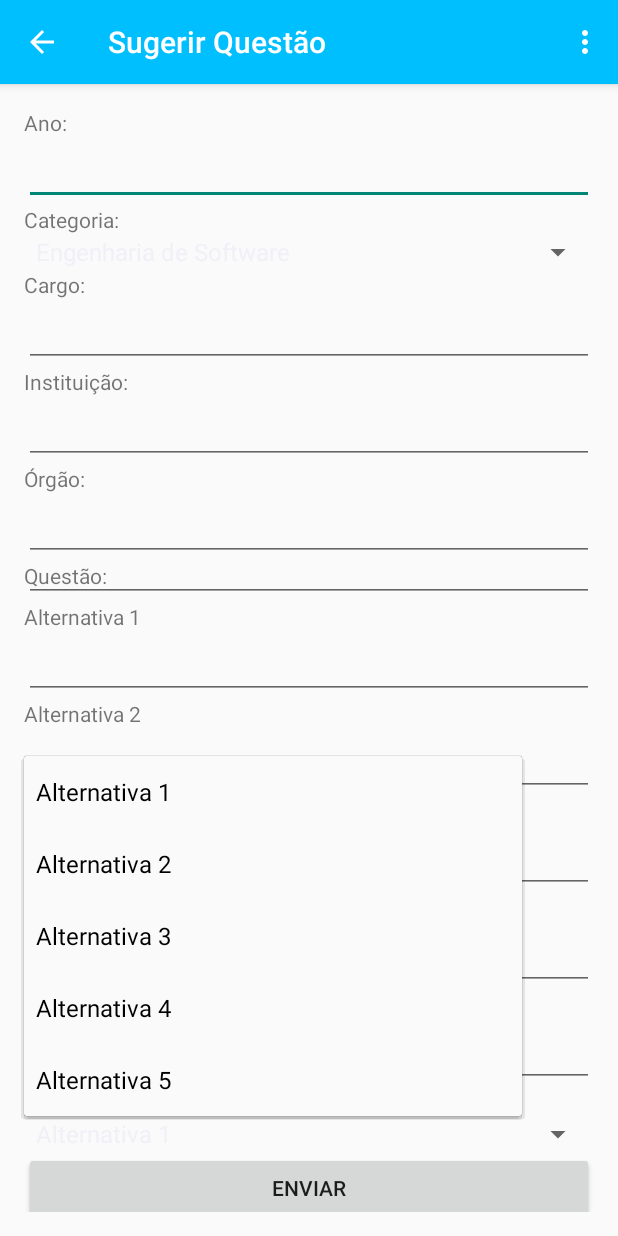
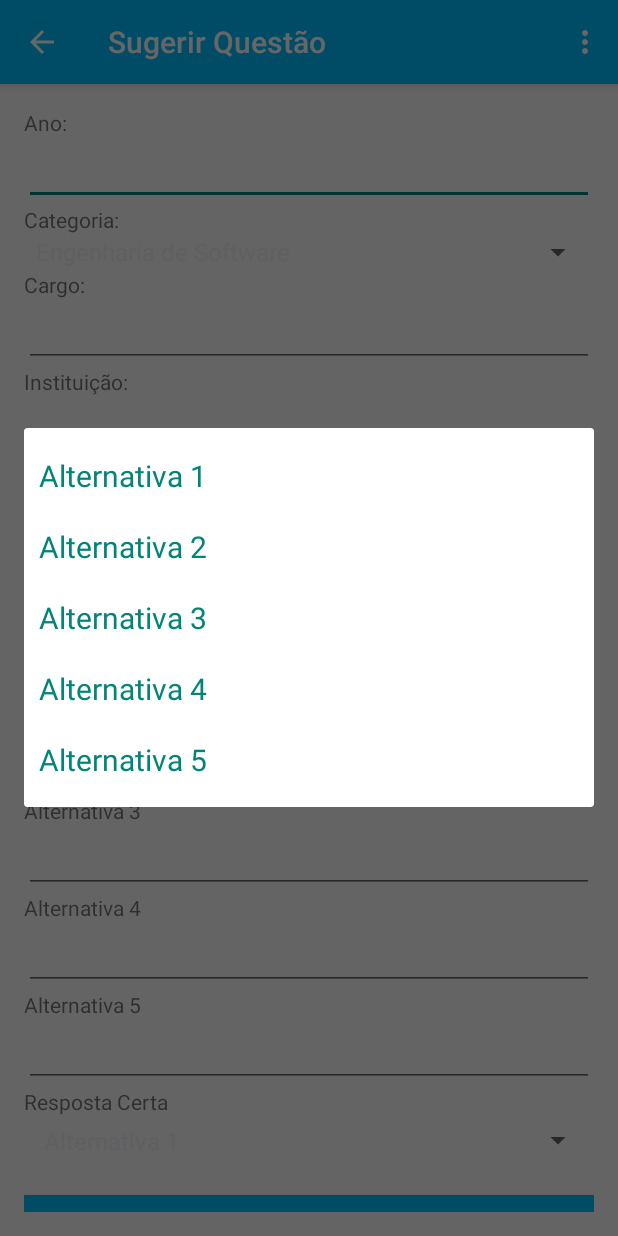
Before and after one commit to luizjl/quizz, an Android app: the EnviarQuestaoActivity screen opened directly, with no data from a screen before it, after a tap on "Alternativa 1", on a phone screen of 412 x 824 dp. Run offline under Robolectric (Android 15) with nearby library versions, the phone set to English and light mode, and no system bars; libraries missing offline, so code that uses them is left out: de.keyboardsurfer.android.

Commit message:
Ajustes Enviar Questão e ProgressDialgo das Categorias.

```diff
--- a/app/src/main/java/ria/especializacao/inf/br/quiz/EnviarQuestaoActivity.java
+++ b/app/src/main/java/ria/especializacao/inf/br/quiz/EnviarQuestaoActivity.java
@@ -92,12 +92,12 @@ public class EnviarQuestaoActivity extends ActionBarActivity {
 
             Spinner spinner = (Spinner) rootView.findViewById(R.id.spResposta);
             ArrayAdapter<CharSequence> adapter = ArrayAdapter.createFromResource(getActivity().getApplicationContext(), R.array.opcoes_array, android.R.layout.simple_spinner_item);
-            adapter.setDropDownViewResource(android.R.layout.simple_spinner_dropdown_item);
+            adapter.setDropDownViewResource(R.layout.spinner_item);
             spinner.setAdapter(adapter);
 
             Spinner spCategoria = (Spinner) rootView.findViewById(R.id.spCategoria);
             ArrayAdapter<CharSequence> adapterCategoria = ArrayAdapter.createFromResource(getActivity().getApplicationContext(), R.array.categorias_array, android.R.layout.simple_spinner_item);
-            adapterCategoria.setDropDownViewResource(android.R.layout.simple_spinner_dropdown_item);
+            adapterCategoria.setDropDownViewResource(R.layout.spinner_item);
             spCategoria.setAdapter(adapterCategoria);
 
             Button btSalvar = (Button) rootView.findViewById(R.id.btSalvar);
@@ -133,36 +133,46 @@ public class EnviarQuestaoActivity extends ActionBarActivity {
 
                     if(etAno == null || etAno.getText().toString().equals("")) {
                         mostrarErro("Por favor, digite o ANO!");
+                        etAno.requestFocus();
                     }
                     else if(strCategoria == null || strCategoria.equals("")) {
                         mostrarErro("Selecione uma Categoria");
                     }
                     else if(etCargo == null || etCargo.getText().toString().equals("")) {
                         mostrarErro("Insira o Cargo!");
+                        etCargo.requestFocus();
                     }
                     else if(etInstituicao == null || etInstituicao.getText().toString().equals("")) {
                         mostrarErro("De qual Institução?");
+                        etInstituicao.requestFocus();
                     }
                     else if(etOrgao == null || etOrgao.getText().toString().equals("")) {
                         mostrarErro("Prova de qual Órgão?");
+                        etOrgao.requestFocus();
                     }
                     else if(etQuestao == null || etQuestao.getText().toString().equals("")) {
                         mostrarErro("Faltou a Questão!");
+                        etQuestao.requestFocus();
                     }
                     else if(etAlternativa1 == null || etAlternativa1.getText().toString().equals("")) {
                         mostrarErro("Qual a primeira alternativa?");
+                        etAlternativa1.requestFocus();
                     }
                     else if(etAlternativa2 == null || etAlternativa2.getText().toString().equals("")) {
                         mostrarErro("Digite a segunda alternativa!");
+                        etAlternativa2.requestFocus();
                     }
                     else if(etAlternativa3 == null || etAlternativa3.getText().toString().equals("")) {
                         mostrarErro("Preencha a terceira alternativa!");
+                        etAlternativa3.requestFocus();
                     }
                     else if(etAlternativa4 == null || etAlternativa4.getText().toString().equals("")) {
                         mostrarErro("Qual a quarta alternativa?");
+                        etAlternativa4.requestFocus();
                     }
                     else if(etAlternativa5 == null || etAlternativa5.getText().toString().equals("")) {
                         mostrarErro("Falta apenas a última alternativa!");
+                        etAlternativa5.requestFocus();
                     }
                     else if(spResposta.getSelectedItem() == null || spResposta.getSelectedItem().equals("")) {
                         mostrarErro("A Resposta?");
--- a/app/src/main/res/layout/fragment_enviar_questao.xml
+++ b/app/src/main/res/layout/fragment_enviar_questao.xml
@@ -26,7 +26,9 @@
             android:layout_below="@id/tvAno"
             android:layout_width="match_parent"
             android:layout_height="wrap_content"
-            />
+            >
+            <requestFocus/>
+            </EditText>
 
         <!-- Categoria -->
         <TextView
@@ -50,7 +52,7 @@
             android:layout_width="match_parent"
             android:layout_height="match_parent"
 
-            />
+            android:spinnerMode="dialog" />
 
         <!-- Cargo -->
         <TextView
@@ -64,6 +66,7 @@
             android:id="@+id/etCargo"
             android:layout_below="@id/tvCargo"
             android:layout_width="match_parent"
+            android:capitalize="sentences"
             android:layout_height="wrap_content" />
 
         <!-- Instituição -->
@@ -78,6 +81,7 @@
         <EditText
             android:id="@+id/etInstituicao"
             android:layout_below="@id/tvInstituicao"
+            android:capitalize="sentences"
             android:layout_width="match_parent"
             android:layout_height="wrap_content" />
 
@@ -94,6 +98,7 @@
             android:id="@+id/etOrgao"
             android:layout_below="@id/tvOrgao"
             android:layout_width="match_parent"
+            android:capitalize="sentences"
             android:layout_height="wrap_content" />
 
         <!-- Questão -->
@@ -111,6 +116,7 @@
             android:layout_width="match_parent"
             android:inputType="textMultiLine"
             android:lines="@integer/abc_max_action_buttons"
+            android:capitalize="sentences"
             android:layout_height="fill_parent" />
 
         <!-- Alternativa 1 -->
@@ -126,6 +132,7 @@
             android:id="@+id/etAlternativa1"
             android:layout_below="@id/tvAlternativa1"
             android:layout_width="match_parent"
+            android:capitalize="sentences"
             android:layout_height="wrap_content" />
 
         <!-- Alternativa 2 -->
@@ -141,6 +148,7 @@
             android:id="@+id/etAlternativa2"
             android:layout_below="@id/tvAlternativa2"
             android:layout_width="match_parent"
+            android:capitalize="sentences"
             android:layout_height="wrap_content" />
 
  <!-- Alternativa 3 -->
@@ -156,6 +164,7 @@
             android:id="@+id/etAlternativa3"
             android:layout_below="@id/tvAlternativa3"
             android:layout_width="match_parent"
+            android:capitalize="sentences"
             android:layout_height="wrap_content" />
 
 <!-- Alternativa 4 -->
@@ -171,6 +180,7 @@
             android:id="@+id/etAlternativa4"
             android:layout_below="@id/tvAlternativa4"
             android:layout_width="match_parent"
+            android:capitalize="sentences"
             android:layout_height="wrap_content" />
 
 <!-- Alternativa 5 -->
@@ -186,6 +196,7 @@
             android:id="@+id/etAlternativa5"
             android:layout_below="@id/tvAlternativa5"
             android:layout_width="match_parent"
+            android:capitalize="sentences"
             android:layout_height="wrap_content" />
 
 <!-- Resposta -->
@@ -202,15 +213,22 @@
             android:layout_below="@id/tvResposta"
             android:layout_width="match_parent"
             android:layout_height="match_parent"
-            />
+            android:textSize="20sp"
+            android:textColor="#000000"
+            android:padding="5dip"
+            android:spinnerMode="dialog" />
 
         <Button
-            style="@style/Base.TextAppearance.AppCompat.Button"
             android:id="@+id/btSalvar"
             android:layout_below="@id/spResposta"
             android:text="@string/str_bt_enviar"
+            android:textColor="@color/abc_primary_text_disable_only_material_dark"
             android:layout_width="match_parent"
-            android:layout_height="match_parent" />
+            android:layout_height="match_parent"
+            android:layout_marginTop="20dp"
+            android:layout_marginBottom="10dp"
+            android:background="#00BFFF"/>
+            />
 
     </RelativeLayout>
 
--- /dev/null
+++ b/app/src/main/res/layout/spinner_item.xml
@@ -0,0 +1,10 @@
+<?xml version="1.0" encoding="utf-8"?>
+<TextView xmlns:android="http://schemas.android.com/apk/res/android"
+    android:layout_width="match_parent"
+    android:layout_height="wrap_content"
+    android:gravity="top"
+    android:singleLine="true"
+    android:textColor="@color/accent_material_light"
+    android:textSize="20sp"
+    android:padding="10dip"
+    />
--- a/app/src/main/res/values/strings.xml
+++ b/app/src/main/res/values/strings.xml
@@ -32,7 +32,7 @@
     <string-array name="categorias_array">
         <item>Engenharia de Software</item>
         <item>Redes</item>
-        <item>Governança/Gestão de TI</item>
+        <item>Governança</item>
         <item>Desenvolvimento</item>
         <item>Banco de Dados</item>
     </string-array>
```
Also changed, not shown: app/src/main/java/ria/especializacao/inf/br/fragment/CategoriaFragment.java (+17 -0 lines).
